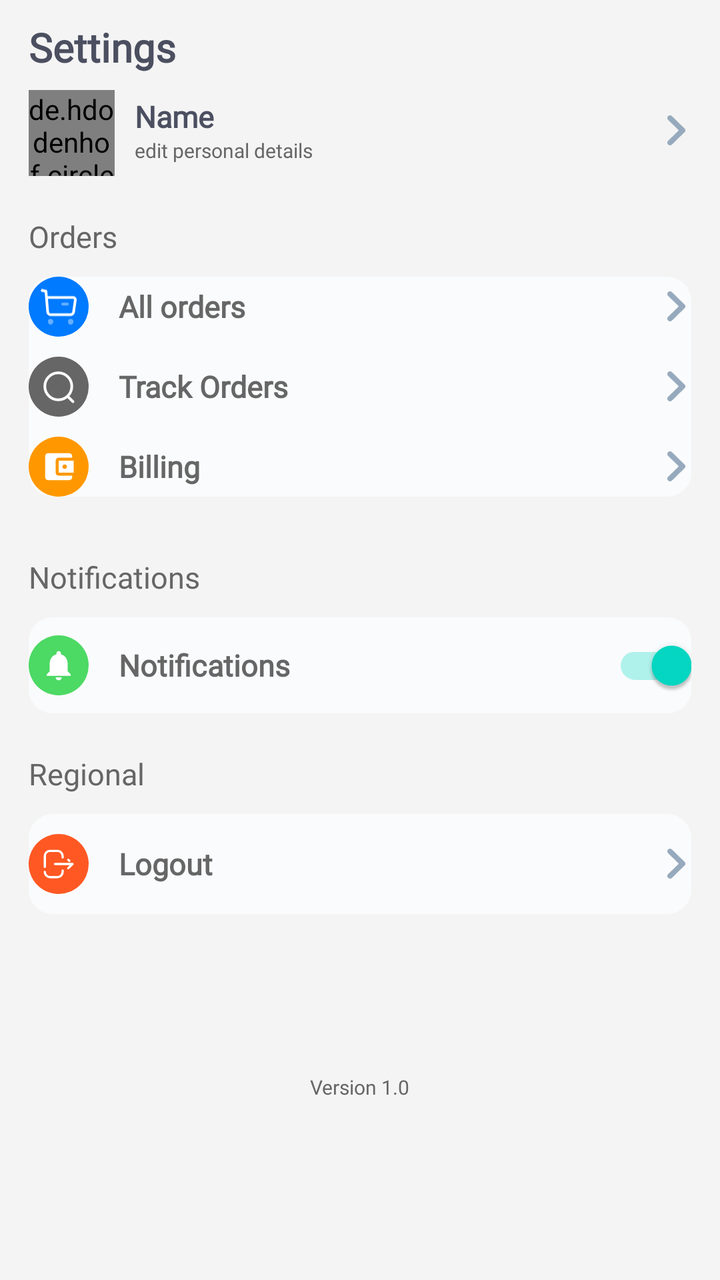
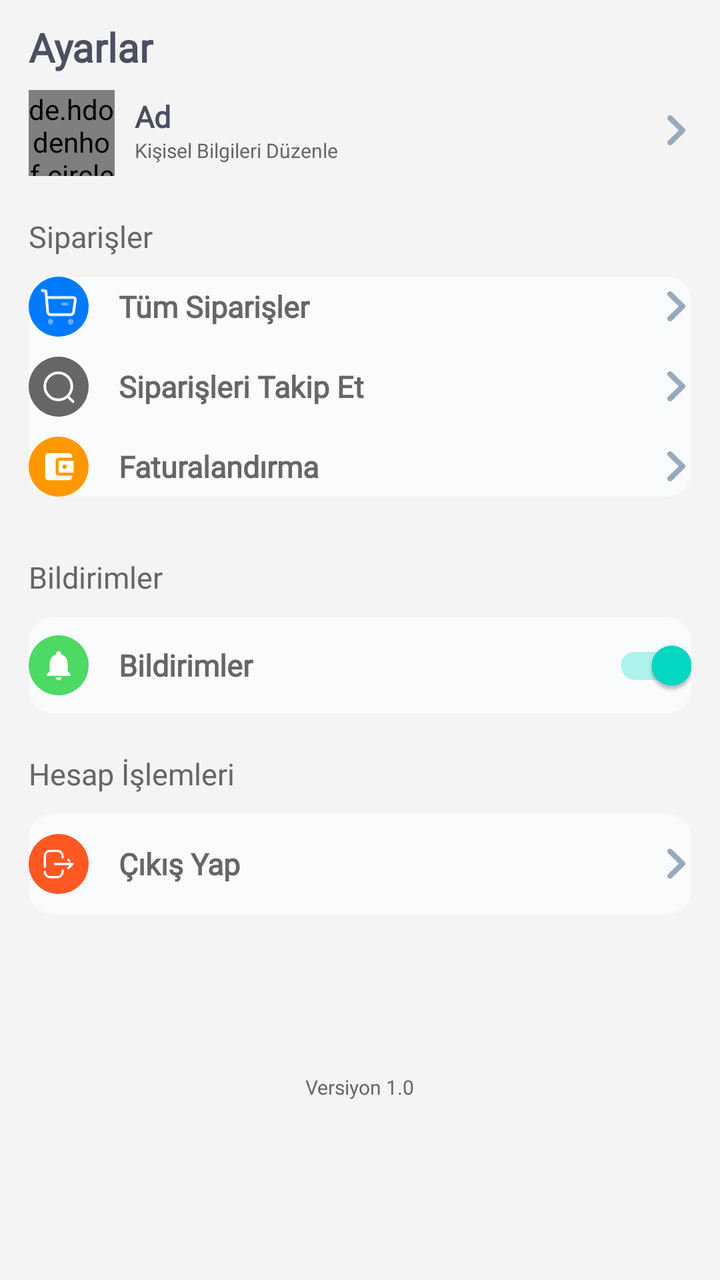

An Android layout rendered at two revisions. The XML below is the earlier revision; the diff shows what the commit changed to produce the second picture.
<!-- AndroidManifest.xml: application theme Theme.ARoom -->
<!-- res/layout/fragment_profile.xml -->
<?xml version="1.0" encoding="utf-8"?>
<androidx.core.widget.NestedScrollView xmlns:android="http://schemas.android.com/apk/res/android"
    xmlns:app="http://schemas.android.com/apk/res-auto"
    xmlns:tools="http://schemas.android.com/tools"
    android:layout_width="match_parent"
    android:layout_height="match_parent"
    android:fillViewport="true"
    android:background="#F4F4F4">



    <androidx.constraintlayout.widget.ConstraintLayout
        android:layout_width="match_parent"
        android:layout_height="match_parent">

        <ProgressBar
            android:id="@+id/progressbarSettings"
            android:layout_width="wrap_content"
            android:layout_height="wrap_content"
            app:layout_constraintEnd_toEndOf="parent"
            app:layout_constraintStart_toStartOf="parent"
            app:layout_constraintTop_toTopOf="parent"
            app:layout_constraintBottom_toBottomOf="parent"
            android:indeterminateTint="@color/g_gray700"
            android:visibility="gone"/>

        <androidx.constraintlayout.widget.ConstraintLayout
            android:id="@+id/constraintParent"
            android:layout_width="match_parent"
            android:layout_height="match_parent">

            <TextView
                android:id="@+id/tvSettings"
                style="@style/BigTextViewThin"
                android:layout_width="wrap_content"
                android:layout_height="wrap_content"
                android:layout_marginTop="10dp"
                android:text="Settings"
                app:layout_constraintStart_toStartOf="@id/guideline1"
                app:layout_constraintTop_toTopOf="parent" />

            <androidx.constraintlayout.widget.ConstraintLayout
                android:id="@+id/constraintProfile"
                android:layout_width="0dp"
                android:layout_height="wrap_content"
                app:layout_constraintStart_toStartOf="@id/guideline1"
                app:layout_constraintEnd_toEndOf="@id/guideline2"
                android:layout_marginTop="8dp"
                app:layout_constraintTop_toBottomOf="@+id/tvSettings">

                <de.hdodenhof.circleimageview.CircleImageView
                    android:id="@+id/imageUser"
                    android:layout_width="43dp"
                    android:layout_height="43dp"
                    android:src="@color/black"
                    app:layout_constraintStart_toStartOf="parent"
                    app:layout_constraintTop_toTopOf="parent" />


                <TextView
                    android:id="@+id/tvUserName"
                    style="@style/MediumTextViewThin"
                    android:layout_width="wrap_content"
                    android:layout_height="wrap_content"
                    android:layout_marginStart="10dp"
                    android:layout_marginTop="3dp"
                    android:text="Name"
                    app:layout_constraintStart_toEndOf="@id/imageUser"
                    app:layout_constraintTop_toTopOf="@+id/imageUser" />



                <TextView
                    android:id="@+id/tv_edit_personal_details"
                    style="@style/SmallTextViewThin"
                    android:layout_width="wrap_content"
                    android:layout_height="wrap_content"
                    android:text="edit personal details"
                    app:layout_constraintTop_toBottomOf="@id/tvUserName"
                    app:layout_constraintStart_toStartOf="@+id/tvUserName" />

                <ImageView
                    android:id="@+id/arrow"
                    android:layout_width="15dp"
                    android:layout_height="15dp"
                    android:src="@drawable/ic_arrow"
                    app:layout_constraintEnd_toEndOf="@id/constraintProfile"
                    app:layout_constraintTop_toTopOf="@id/tvUserName"
                    app:layout_constraintBottom_toBottomOf="@id/tv_edit_personal_details"
                    app:tint="@color/g_blue_gray200" />



            </androidx.constraintlayout.widget.ConstraintLayout>

            <TextView
                android:id="@+id/tvOrders"
                style="@style/MediumTextViewThin"
                android:textColor="@color/g_gray700"
                android:textStyle="normal"
                android:layout_width="wrap_content"
                android:layout_height="wrap_content"
                android:layout_marginTop="20dp"
                android:text="Orders"
                app:layout_constraintStart_toStartOf="@id/guideline1"
                app:layout_constraintTop_toBottomOf="@id/constraintProfile" />


            <LinearLayout
                android:id="@+id/linearOrders"
                android:layout_width="0dp"
                android:layout_height="wrap_content"
                app:layout_constraintStart_toStartOf="@id/guideline1"
                app:layout_constraintEnd_toEndOf="@id/guideline2"
                app:layout_constraintTop_toBottomOf="@id/tvOrders"
                android:orientation="vertical"
                android:layout_marginTop="10dp"
                android:background="@drawable/search_box_background">

                <LinearLayout
                    android:id="@+id/linearAllOrders"
                    android:layout_width="match_parent"
                    android:layout_height="wrap_content"
                    android:orientation="horizontal">

                    <ImageView
                        android:layout_width="30dp"
                        android:layout_height="30dp"
                        android:src="@drawable/ic_all_orders"
                        android:layout_gravity="center_vertical"
                        android:background="@drawable/settings_items_background"
                        app:tint="@color/white" />

                    <TextView
                        android:id="@+id/tvAllOrders"
                        style="@style/MediumTextViewThin"
                        android:layout_width="0dp"
                        android:layout_height="wrap_content"
                        android:layout_weight="1"
                        android:text="All orders"
                        android:textColor="@color/g_gray700"
                        android:textStyle="bold"
                        android:layout_marginStart="15dp"
                        android:layout_gravity="center_vertical"/>

                    <ImageView
                        android:layout_width="15dp"
                        android:layout_height="15dp"
                        android:src="@drawable/ic_arrow"
                        app:tint="@color/g_blue_gray200"
                        android:layout_gravity="center_vertical"/>
                </LinearLayout>


                <LinearLayout
                    android:layout_width="match_parent"
                    android:layout_height="wrap_content"
                    android:orientation="horizontal"
                    android:layout_marginTop="10dp"
                    android:id="@+id/linearTrackOrder">

                    <ImageView
                        android:layout_width="30dp"
                        android:layout_height="30dp"
                        android:src="@drawable/ic_search"
                        android:layout_gravity="center_vertical"
                        android:background="@drawable/settings_items_background"
                        android:backgroundTint="@color/g_gray700"
                        app:tint="@color/white" />

                    <TextView
                        android:id="@+id/tvTrackOrders"
                        style="@style/MediumTextViewThin"
                        android:layout_width="0dp"
                        android:layout_height="wrap_content"
                        android:layout_weight="1"
                        android:text="Track Orders"
                        android:textColor="@color/g_gray700"
                        android:textStyle="bold"
                        android:layout_marginStart="15dp"
                        android:layout_gravity="center_vertical"/>

                    <ImageView
                        android:layout_width="15dp"
                        android:layout_height="15dp"
                        android:src="@drawable/ic_arrow"
                        app:tint="@color/g_blue_gray200"
                        android:layout_gravity="center_vertical"/>
                </LinearLayout>

                <LinearLayout
                    android:id="@+id/linearBilling"
                    android:layout_width="match_parent"
                    android:layout_height="wrap_content"
                    android:orientation="horizontal"
                    android:layout_marginTop="10dp">

                    <ImageView
                        android:layout_width="30dp"
                        android:layout_height="30dp"
                        android:src="@drawable/ic_billing"
                        android:layout_gravity="center_vertical"
                        android:background="@drawable/settings_items_background"
                        android:backgroundTint="#FF9800"
                        app:tint="@color/white" />

                    <TextView
                        android:id="@+id/tvBilling"
                        style="@style/MediumTextViewThin"
                        android:layout_width="0dp"
                        android:layout_height="wrap_content"
                        android:layout_weight="1"
                        android:text="Billing"
                        android:textColor="@color/g_gray700"
                        android:textStyle="bold"
                        android:layout_marginStart="15dp"
                        android:layout_gravity="center_vertical"/>

                    <ImageView
                        android:layout_width="15dp"
                        android:layout_height="15dp"
                        android:src="@drawable/ic_arrow"
                        app:tint="@color/g_blue_gray200"
                        android:layout_gravity="center_vertical"/>
                </LinearLayout>
            </LinearLayout>



            <TextView
                android:id="@+id/tvNotifications"
                style="@style/MediumTextViewThin"
                android:textColor="@color/g_gray700"
                android:textStyle="normal"
                android:layout_width="wrap_content"
                android:layout_height="wrap_content"
                android:layout_marginTop="30dp"
                android:text="Notifications"
                app:layout_constraintStart_toStartOf="@id/guideline1"
                app:layout_constraintTop_toBottomOf="@id/linearOrders" />

            <LinearLayout
                android:id="@+id/linearNotifications"
                android:layout_width="0dp"
                android:layout_height="wrap_content"
                app:layout_constraintStart_toStartOf="@id/guideline1"
                app:layout_constraintEnd_toEndOf="@id/guideline2"
                app:layout_constraintTop_toBottomOf="@id/tvNotifications"
                android:orientation="vertical"
                android:layout_marginTop="10dp"
                android:background="@drawable/search_box_background">

                <LinearLayout
                    android:layout_width="match_parent"
                    android:layout_height="wrap_content"
                    android:orientation="horizontal">

                    <ImageView
                        android:layout_width="30dp"
                        android:layout_height="30dp"
                        android:src="@drawable/ic_notification"
                        android:layout_gravity="center_vertical"
                        android:background="@drawable/settings_items_background"
                        app:tint="@color/white"
                        android:backgroundTint="#4cd964"/>

                    <TextView
                        style="@style/MediumTextViewThin"
                        android:layout_width="0dp"
                        android:layout_height="wrap_content"
                        android:layout_weight="1"
                        android:text="Notifications"
                        android:textColor="@color/g_gray700"
                        android:textStyle="bold"
                        android:layout_marginStart="15dp"
                        android:layout_gravity="center_vertical"/>

                    <androidx.appcompat.widget.SwitchCompat
                        android:id="@+id/switchNotification"
                        android:layout_width="wrap_content"
                        android:layout_height="wrap_content"
                        android:layout_gravity="center_vertical"
                        android:buttonTint="#4cd964"
                        android:checked="true"
                        />

                </LinearLayout>
            </LinearLayout>



            <TextView
                android:id="@+id/tvRegional"
                style="@style/MediumTextViewThin"
                android:textColor="@color/g_gray700"
                android:textStyle="normal"
                android:layout_width="wrap_content"
                android:layout_height="wrap_content"
                android:layout_marginTop="20dp"
                android:text="Regional"
                app:layout_constraintStart_toStartOf="@id/guideline1"
                app:layout_constraintTop_toBottomOf="@id/linearNotifications" />

            <LinearLayout
                android:background="@drawable/search_box_background"
                android:id="@+id/linear_regional"
                android:layout_width="0dp"
                android:layout_height="wrap_content"
                app:layout_constraintStart_toStartOf="@id/guideline1"
                app:layout_constraintEnd_toEndOf="@id/guideline2"
                app:layout_constraintTop_toBottomOf="@id/tvRegional"
                android:orientation="vertical"
                android:layout_marginTop="10dp">

                <LinearLayout
                    android:id="@+id/linearLogOut"
                    android:layout_width="match_parent"
                    android:layout_height="wrap_content"
                    android:orientation="horizontal"
                    android:layout_marginTop="10dp"
                    android:layout_marginBottom="10dp">

                    <ImageView
                        android:layout_width="30dp"
                        android:layout_height="30dp"
                        android:src="@drawable/ic_logout"
                        android:layout_gravity="center_vertical"
                        android:background="@drawable/settings_items_background"
                        android:backgroundTint="#ff5823"
                        app:tint="@color/white"
                        />

                    <TextView
                        android:id="@+id/logout"
                        style="@style/MediumTextViewThin"
                        android:layout_width="0dp"
                        android:layout_height="wrap_content"
                        android:layout_gravity="center_vertical"
                        android:layout_marginStart="15dp"
                        android:layout_weight="1"
                        android:text="Logout"
                        android:textColor="@color/g_gray700"
                        android:textStyle="bold" />

                    <ImageView
                        android:layout_width="15dp"
                        android:layout_height="15dp"
                        android:src="@drawable/ic_arrow"
                        app:tint="@color/g_blue_gray200"
                        android:layout_gravity="center_vertical"/>
                </LinearLayout>


            </LinearLayout>


            <TextView
                android:id="@+id/tvVersion"
                android:layout_width="wrap_content"
                android:layout_height="wrap_content"
                android:layout_marginBottom="10dp"
                android:fontFamily="@font/sf_pro_display"
                android:text="Version 1.0"
                android:textColor="@color/g_gray700"
                android:textSize="10sp"
                app:layout_constraintBottom_toBottomOf="parent"
                app:layout_constraintEnd_toEndOf="@id/guideline2"
                app:layout_constraintStart_toStartOf="@id/guideline1"
                app:layout_constraintTop_toBottomOf="@+id/linear_regional" />



            <androidx.constraintlayout.widget.Guideline
                android:id="@+id/guideline1"
                android:layout_width="wrap_content"
                android:layout_height="wrap_content"
                android:orientation="vertical"
                app:layout_constraintGuide_percent="0.04" />

            <androidx.constraintlayout.widget.Guideline
                android:id="@+id/guideline2"
                android:layout_width="wrap_content"
                android:layout_height="wrap_content"
                android:orientation="vertical"
                app:layout_constraintGuide_percent="0.96" />

        </androidx.constraintlayout.widget.ConstraintLayout>


    </androidx.constraintlayout.widget.ConstraintLayout>


</androidx.core.widget.NestedScrollView>
<!-- resources referenced by this layout -->
<resources>
  <color name="black">#FF000000</color>
  <color name="g_blue_gray200">#97AABD</color>
  <color name="g_gray700">#666666</color>
  <color name="white">#FFFFFFFF</color>
  <!-- drawable ic_arrow (drawable-v24) -->
  <vector xmlns:android="http://schemas.android.com/apk/res/android"
      android:width="6.966dp"
      android:height="11.798dp"
      android:viewportWidth="6.966"
      android:viewportHeight="11.798">
    <path
        android:pathData="M0.316,10.009a1.041,1.041 0,0 0,0.74 1.788,0.983 0.983,0 0,0 0.726,-0.307L6.658,6.643a1.046,1.046 0,0 0,0 -1.481L1.783,0.314A1.029,1.029 0,0 0,0.3 0.314,1.041 1.041,0 0,0 0.316,1.8L4.437,5.9Z"
        android:fillColor="#b3b3b3"/>
  </vector>
  <!-- drawable ic_billing (drawable-v24) -->
  <vector xmlns:android="http://schemas.android.com/apk/res/android"
      android:width="24dp"
      android:height="24dp"
      android:viewportWidth="24"
      android:viewportHeight="24"
      android:tint="?attr/colorControlNormal">
    <path
        android:fillColor="@android:color/white"
        android:pathData="M21,18v1c0,1.1 -0.9,2 -2,2L5,21c-1.11,0 -2,-0.9 -2,-2L3,5c0,-1.1 0.89,-2 2,-2h14c1.1,0 2,0.9 2,2v1h-9c-1.11,0 -2,0.9 -2,2v8c0,1.1 0.89,2 2,2h9zM12,16h10L22,8L12,8v8zM16,13.5c-0.83,0 -1.5,-0.67 -1.5,-1.5s0.67,-1.5 1.5,-1.5 1.5,0.67 1.5,1.5 -0.67,1.5 -1.5,1.5z"/>
  </vector>
  <!-- drawable ic_notification (drawable-v24) -->
  <vector xmlns:android="http://schemas.android.com/apk/res/android"
      android:width="24dp"
      android:height="24dp"
      android:viewportWidth="24"
      android:viewportHeight="24"
      android:tint="?attr/colorControlNormal">
    <path
        android:fillColor="@android:color/white"
        android:pathData="M12,22c1.1,0 2,-0.9 2,-2h-4c0,1.1 0.89,2 2,2zM18,16v-5c0,-3.07 -1.64,-5.64 -4.5,-6.32L13.5,4c0,-0.83 -0.67,-1.5 -1.5,-1.5s-1.5,0.67 -1.5,1.5v0.68C7.63,5.36 6,7.92 6,11v5l-2,2v1h16v-1l-2,-2z"/>
  </vector>
  <!-- drawable search_box_background (drawable-v24) -->
  <?xml version="1.0" encoding="utf-8"?>
  <shape android:shape="rectangle" xmlns:android="http://schemas.android.com/apk/res/android">
      <solid android:color="#FAFBFC"/>
      <corners android:radius="12dp"/>
  </shape>
  <!-- drawable settings_items_background (drawable-v24) -->
  <?xml version="1.0" encoding="utf-8"?>
  <shape android:shape="oval" xmlns:android="http://schemas.android.com/apk/res/android">
      <solid android:color="#007aff"/>
      <padding android:bottom="6dp"
          android:left="6dp"
          android:right="6dp"
          android:top="6dp"/>
  </shape>
  <style name="BigTextViewThin">
          <item name="android:textColor">#4b4f60</item>
          <item name="android:textSize">20sp</item>
          <item name="fontFamily">@font/poppins_thin</item>
          <item name="android:textStyle">bold</item>
      </style>
  <style name="MediumTextViewThin">
          <item name="android:textColor">#4b4f60</item>
          <item name="android:textSize">15sp</item>
          <item name="fontFamily">@font/sf_pro_display</item>
          <item name="android:textStyle">bold</item>
      </style>
  <style name="SmallTextViewThin">
      <item name="android:textColor">@color/g_gray700</item>
      <item name="android:textSize">10sp</item>
      <item name="fontFamily">@font/sf_pro_display</item>
      </style>
  <style name="Theme.ARoom" parent="Theme.MaterialComponents.Light.NoActionBar">
          
          <item name="colorPrimary">@color/purple_500</item>
          <item name="colorPrimaryVariant">@color/purple_700</item>
          <item name="colorOnPrimary">@color/white</item>
          
          <item name="colorSecondary">@color/teal_200</item>
          <item name="colorSecondaryVariant">@color/teal_700</item>
          <item name="colorOnSecondary">@color/black</item>
          
          <item name="android:statusBarColor">?attr/colorPrimaryVariant</item>
          
  
  
  
      </style>
  <color name="purple_500">#FF6200EE</color>
  <color name="purple_700">#FF3700B3</color>
  <color name="teal_200">#FF03DAC5</color>
  <color name="teal_700">#FF018786</color>
  <!-- unchanged entries left out for length: 3 -->
</resources>

<!-- the commit's change to res/layout/fragment_profile.xml (unified diff, before → after) -->
@@ -35,7 +35,7 @@
                 android:layout_width="wrap_content"
                 android:layout_height="wrap_content"
                 android:layout_marginTop="10dp"
-                android:text="Settings"
+                android:text="Ayarlar"
                 app:layout_constraintStart_toStartOf="@id/guideline1"
                 app:layout_constraintTop_toTopOf="parent" />
 
@@ -64,7 +64,7 @@
                     android:layout_height="wrap_content"
                     android:layout_marginStart="10dp"
                     android:layout_marginTop="3dp"
-                    android:text="Name"
+                    android:text="Ad"
                     app:layout_constraintStart_toEndOf="@id/imageUser"
                     app:layout_constraintTop_toTopOf="@+id/imageUser" />
 
@@ -75,7 +75,7 @@
                     style="@style/SmallTextViewThin"
                     android:layout_width="wrap_content"
                     android:layout_height="wrap_content"
-                    android:text="edit personal details"
+                    android:text="Kişisel Bilgileri Düzenle"
                     app:layout_constraintTop_toBottomOf="@id/tvUserName"
                     app:layout_constraintStart_toStartOf="@+id/tvUserName" />
 
@@ -101,7 +101,7 @@
                 android:layout_width="wrap_content"
                 android:layout_height="wrap_content"
                 android:layout_marginTop="20dp"
-                android:text="Orders"
+                android:text="Siparişler"
                 app:layout_constraintStart_toStartOf="@id/guideline1"
                 app:layout_constraintTop_toBottomOf="@id/constraintProfile" />
 
@@ -137,7 +137,7 @@
                         android:layout_width="0dp"
                         android:layout_height="wrap_content"
                         android:layout_weight="1"
-                        android:text="All orders"
+                        android:text="Tüm Siparişler"
                         android:textColor="@color/g_gray700"
                         android:textStyle="bold"
                         android:layout_marginStart="15dp"
@@ -174,7 +174,7 @@
                         android:layout_width="0dp"
                         android:layout_height="wrap_content"
                         android:layout_weight="1"
-                        android:text="Track Orders"
+                        android:text="Siparişleri Takip Et"
                         android:textColor="@color/g_gray700"
                         android:textStyle="bold"
                         android:layout_marginStart="15dp"
@@ -210,7 +210,7 @@
                         android:layout_width="0dp"
                         android:layout_height="wrap_content"
                         android:layout_weight="1"
-                        android:text="Billing"
+                        android:text="Faturalandırma"
                         android:textColor="@color/g_gray700"
                         android:textStyle="bold"
                         android:layout_marginStart="15dp"
@@ -235,7 +235,7 @@
                 android:layout_width="wrap_content"
                 android:layout_height="wrap_content"
                 android:layout_marginTop="30dp"
-                android:text="Notifications"
+                android:text="Bildirimler"
                 app:layout_constraintStart_toStartOf="@id/guideline1"
                 app:layout_constraintTop_toBottomOf="@id/linearOrders" />
 
@@ -269,7 +269,7 @@
                         android:layout_width="0dp"
                         android:layout_height="wrap_content"
                         android:layout_weight="1"
-                        android:text="Notifications"
+                        android:text="Bildirimler"
                         android:textColor="@color/g_gray700"
                         android:textStyle="bold"
                         android:layout_marginStart="15dp"
@@ -297,7 +297,7 @@
                 android:layout_width="wrap_content"
                 android:layout_height="wrap_content"
                 android:layout_marginTop="20dp"
-                android:text="Regional"
+                android:text="Hesap İşlemleri"
                 app:layout_constraintStart_toStartOf="@id/guideline1"
                 app:layout_constraintTop_toBottomOf="@id/linearNotifications" />
 
@@ -338,7 +338,7 @@
                         android:layout_gravity="center_vertical"
                         android:layout_marginStart="15dp"
                         android:layout_weight="1"
-                        android:text="Logout"
+                        android:text="Çıkış Yap"
                         android:textColor="@color/g_gray700"
                         android:textStyle="bold" />
 
@@ -360,7 +360,7 @@
                 android:layout_height="wrap_content"
                 android:layout_marginBottom="10dp"
                 android:fontFamily="@font/sf_pro_display"
-                android:text="Version 1.0"
+                android:text="Versiyon 1.0"
                 android:textColor="@color/g_gray700"
                 android:textSize="10sp"
                 app:layout_constraintBottom_toBottomOf="parent"
